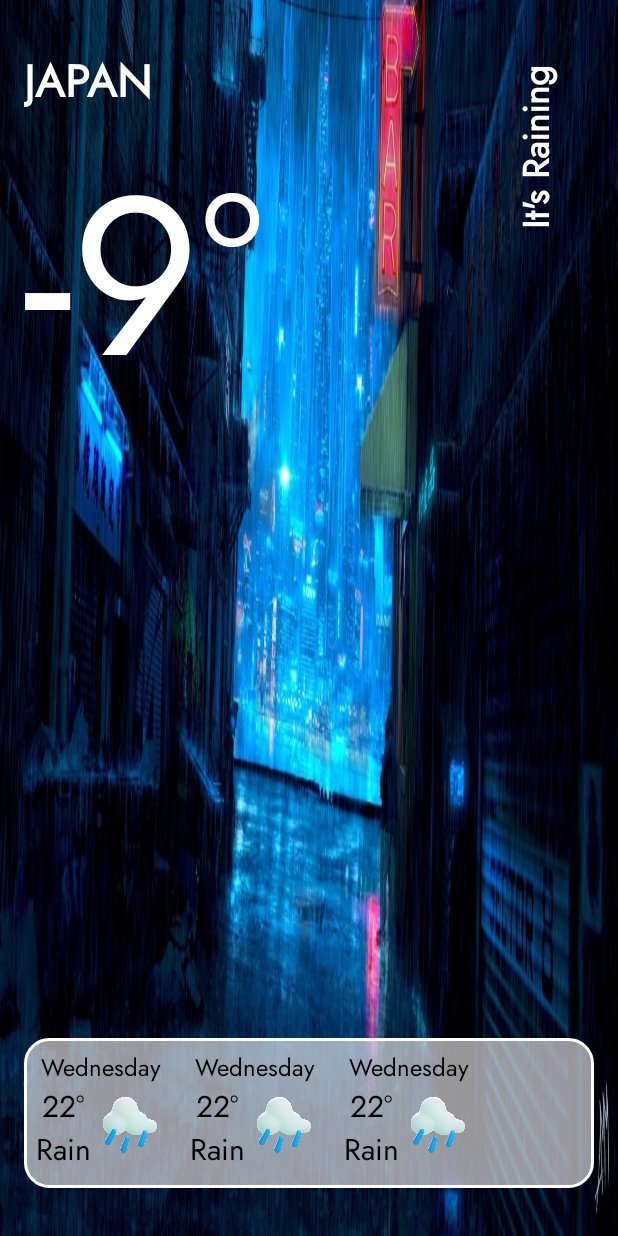
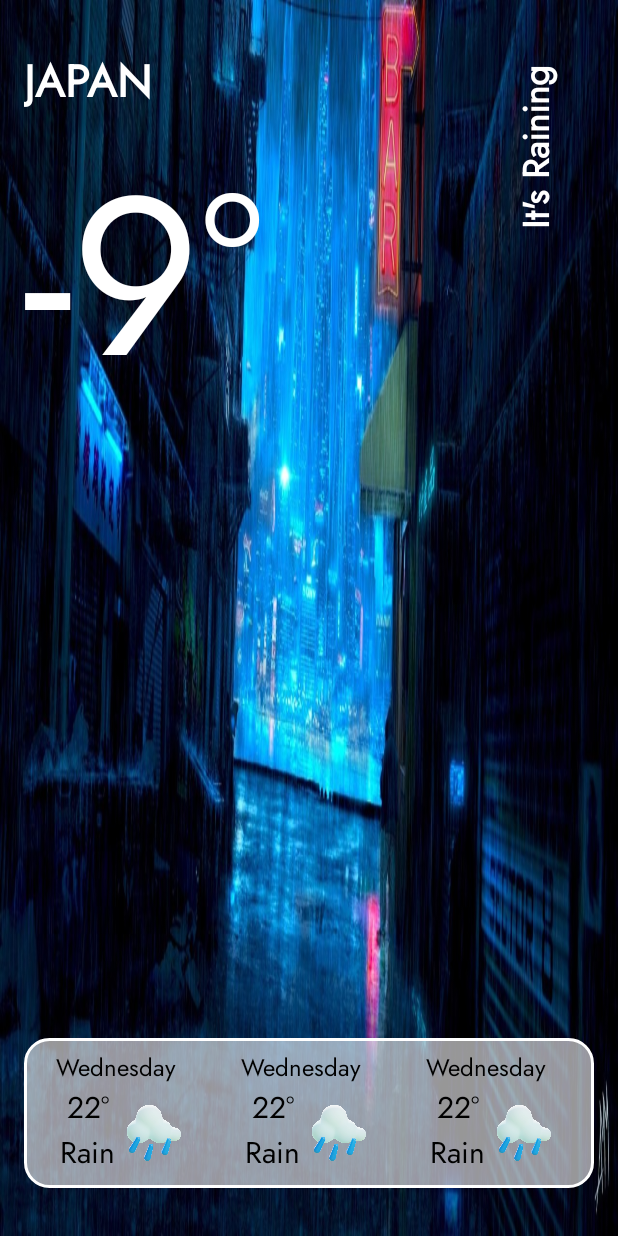
Before and after one commit to NevesRafa/app_tenki, an Android app: the layout activity_home_screen.xml on its own in the app's theme, with its tools: preview values and no code run, on a phone screen of 412 x 824 dp. Run offline under Robolectric (Android 15) with nearby library versions, the phone set to English and light mode, and no system bars.

Commit message:
Criado HomeScreenPresenter.kt, HomeScreenAdapter.kt, WeatherApiResponse.kt, WeatherData.kt. Feito ajustes no layout do item_weekday_information.xml Adicionado Retrofit e Gson.

```diff
--- a/app/src/main/AndroidManifest.xml
+++ b/app/src/main/AndroidManifest.xml
@@ -14,7 +14,7 @@
         android:theme="@style/Theme.AppCompat.Light.NoActionBar"
         tools:targetApi="31">
         <activity
-            android:name=".HomeScreenActivity"
+            android:name=".home_screen.HomeScreenActivity"
             android:exported="true">
             <intent-filter>
                 <action android:name="android.intent.action.MAIN" />
--- /dev/null
+++ b/app/src/main/java/com/nevesrafael/tenki/home_screen/HomeScreenPresenter.kt
@@ -0,0 +1,4 @@
+package com.nevesrafael.tenki.home_screen
+
+class HomeScreenPresenter(val tela: HomeScreenActivity) {
+}
--- a/app/src/main/res/layout/activity_home_screen.xml
+++ b/app/src/main/res/layout/activity_home_screen.xml
@@ -4,7 +4,7 @@
     xmlns:tools="http://schemas.android.com/tools"
     android:layout_width="match_parent"
     android:layout_height="match_parent"
-    tools:context=".HomeScreenActivity">
+    tools:context=".home_screen.HomeScreenActivity">
 
     <ImageView
         android:layout_width="match_parent"
--- a/app/src/main/res/layout/item_weekday_information.xml
+++ b/app/src/main/res/layout/item_weekday_information.xml
@@ -1,50 +1,66 @@
 <?xml version="1.0" encoding="utf-8"?>
 <androidx.constraintlayout.widget.ConstraintLayout xmlns:android="http://schemas.android.com/apk/res/android"
-    xmlns:app="http://schemas.android.com/apk/res-auto"
     xmlns:tools="http://schemas.android.com/tools"
     android:layout_width="wrap_content"
     android:layout_height="wrap_content"
+    xmlns:app="http://schemas.android.com/apk/res-auto"
     android:layout_margin="8dp">
 
     <TextView
-        android:id="@+id/weekday_weather_forecast_1"
+        android:id="@+id/weekday_forecast"
         android:layout_width="wrap_content"
         android:layout_height="wrap_content"
         android:fontFamily="@font/jost"
         android:text="Wednesday"
         android:textColor="@color/white"
-        android:textSize="16dp"
-        app:layout_constraintBottom_toTopOf="@id/image_weather_forecast_1"
-        app:layout_constraintEnd_toEndOf="@id/image_weather_forecast_1"
-        app:layout_constraintStart_toStartOf="@id/weather_forecast_1"
-        app:layout_constraintTop_toTopOf="@id/shape_weather_forecast"
+        android:textSize="16sp"
+        app:layout_constraintBottom_toTopOf="@id/temperature_forecast"
+        app:layout_constraintEnd_toEndOf="parent"
+        app:layout_constraintStart_toStartOf="parent"
+        app:layout_constraintTop_toTopOf="parent"
         tools:textColor="@color/black" />
 
     <TextView
-        android:id="@+id/weather_forecast_1"
+        android:id="@+id/temperature_forecast"
         android:layout_width="wrap_content"
         android:layout_height="wrap_content"
         android:layout_marginStart="16dp"
         android:fontFamily="@font/jost"
-        android:text="22°\nRain"
+        android:text="22°"
         android:textAlignment="center"
         android:textColor="@color/white"
         android:textSize="20sp"
-        app:layout_constraintBottom_toBottomOf="@id/shape_weather_forecast"
-        app:layout_constraintEnd_toEndOf="@id/shape_weather_forecast"
-        app:layout_constraintHorizontal_bias="0"
-        app:layout_constraintStart_toStartOf="@id/shape_weather_forecast"
-        app:layout_constraintTop_toBottomOf="@id/weekday_weather_forecast_1"
+        app:layout_constraintBottom_toTopOf="@id/state_forecast"
+        app:layout_constraintEnd_toStartOf="@id/icon_forecast"
+        app:layout_constraintStart_toStartOf="parent"
+        app:layout_constraintTop_toBottomOf="@id/weekday_forecast"
+        tools:textColor="@color/black" />
+
+    <TextView
+        android:id="@+id/state_forecast"
+        android:layout_width="wrap_content"
+        android:layout_height="wrap_content"
+        android:layout_marginStart="16dp"
+        android:fontFamily="@font/jost"
+        android:text="Rain"
+        android:textAlignment="center"
+        android:textColor="@color/white"
+        android:textSize="20sp"
+        app:layout_constraintBottom_toBottomOf="parent"
+        app:layout_constraintEnd_toStartOf="@id/icon_forecast"
+        app:layout_constraintStart_toStartOf="parent"
+        app:layout_constraintTop_toBottomOf="@id/temperature_forecast"
         tools:textColor="@color/black" />
 
     <ImageView
-        android:id="@+id/image_weather_forecast_1"
+        android:id="@+id/icon_forecast"
         android:layout_width="50dp"
         android:layout_height="50dp"
         android:src="@drawable/rain"
-        app:layout_constraintBottom_toBottomOf="@id/shape_weather_forecast"
-        app:layout_constraintStart_toEndOf="@id/weather_forecast_1"
-        app:layout_constraintTop_toBottomOf="@id/weekday_weather_forecast_1" />
+        app:layout_constraintBottom_toBottomOf="parent"
+        app:layout_constraintEnd_toEndOf="parent"
+        app:layout_constraintStart_toEndOf="@id/temperature_forecast"
+        app:layout_constraintTop_toBottomOf="@id/weekday_forecast" />
 
 
 </androidx.constraintlayout.widget.ConstraintLayout>
```
Also changed, not shown: app/build.gradle (+9 -1 lines), app/src/main/java/com/nevesrafael/tenki/HomeScreenActivity.kt (deleted, +0 -11 lines), app/src/main/java/com/nevesrafael/tenki/home_screen/HomeScreenActivity.kt (added, +19 -0 lines), app/src/main/java/com/nevesrafael/tenki/home_screen/HomeScreenAdapter.kt (added, +43 -0 lines), app/src/main/java/com/nevesrafael/tenki/model/WeatherApiResponse.kt (added, +30 -0 lines), app/src/main/java/com/nevesrafael/tenki/model/WeatherData.kt (added, +7 -0 lines).
